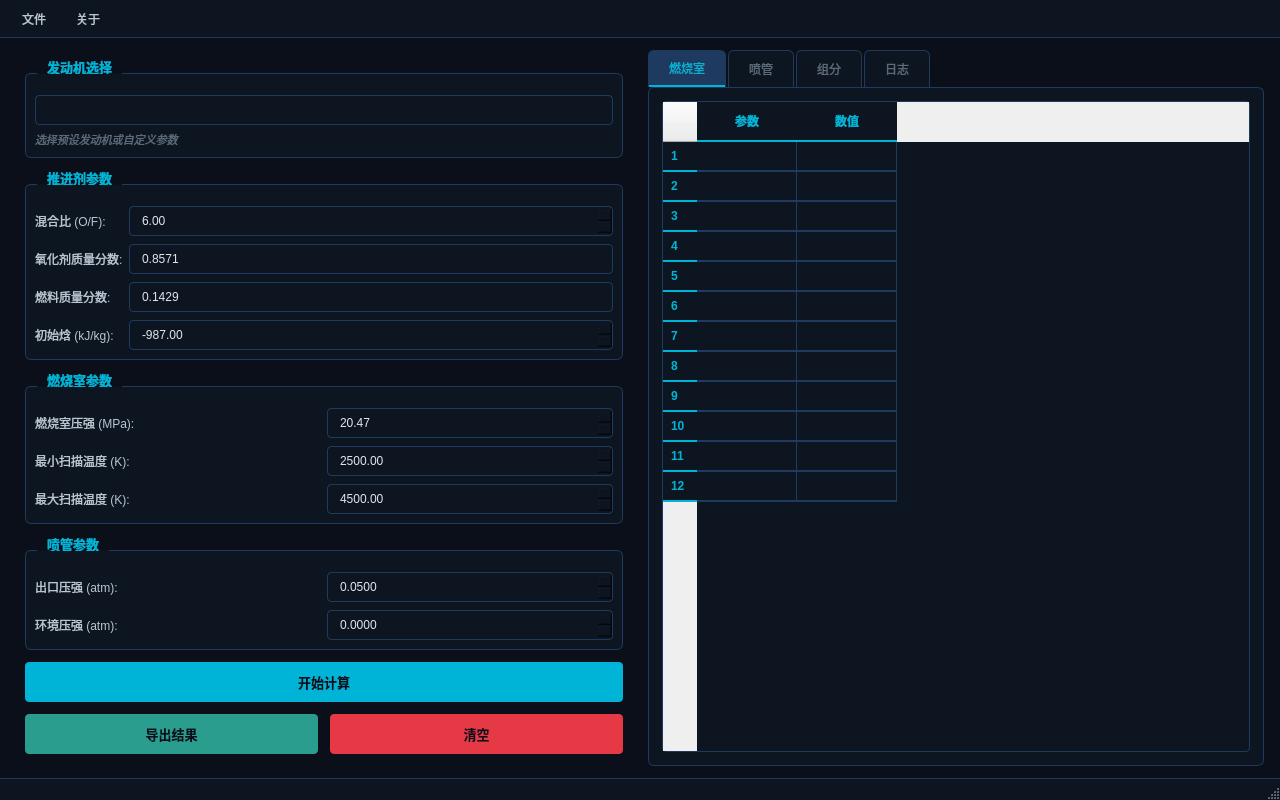
The window that SLS_ThermoCalc/ui/mainwindow.ui (wztxy/Principles-of-Rocket-Engines-Project-2) describes before a commit, drawn with Qt 5.
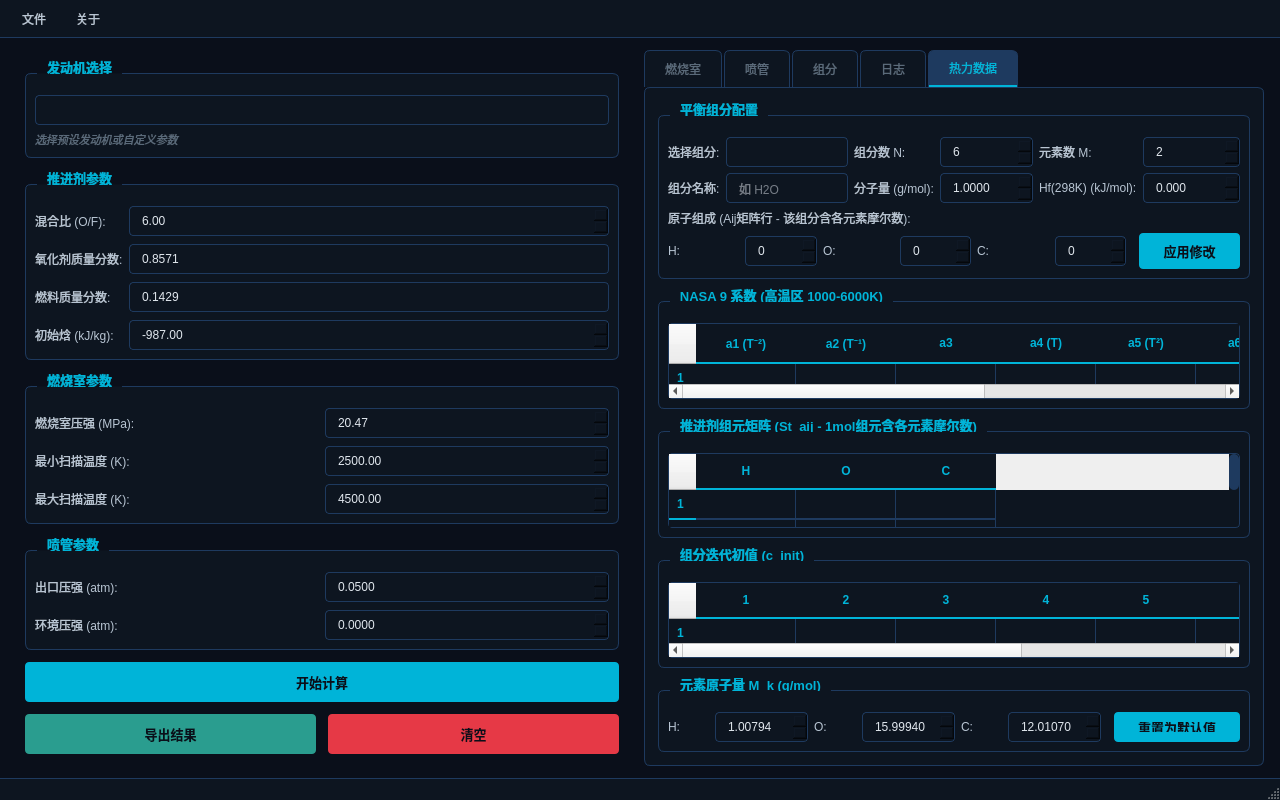
The same window after the commit. The open tabs and pages were chosen to show the change.

Commit message:
feat: 添加热力数据编辑 Tab，支持查看和修改所有热力学参数
- 新增"热力数据"Tab，显示 NASA 9 系数、原子组成矩阵、推进剂矩阵等
- 支持选择组分并编辑其热力参数
- 修复表格编辑时文字被遮挡的样式问题
- 修复按钮高度不足的问题

Patch:
```diff
--- a/SLS_ThermoCalc/ui/mainwindow.ui
+++ b/SLS_ThermoCalc/ui/mainwindow.ui
@@ -115,6 +115,16 @@
 QTableWidget::item:selected {
     background-color: #1e3a5f;
 }
+QTableWidget QLineEdit {
+    background-color: #152535;
+    border: 1px solid #00b4d8;
+    border-radius: 0px;
+    padding: 2px 4px;
+    margin: 0px;
+    color: #ffffff;
+    font-size: 12px;
+    selection-background-color: #00b4d8;
+}
 QHeaderView::section {
     background-color: #0d1520;
     color: #00b4d8;
@@ -657,6 +667,421 @@
         </item>
        </layout>
       </widget>
+      <!-- 热力数据 -->
+      <widget class="QWidget" name="tabThermoData">
+       <attribute name="title">
+        <string>热力数据</string>
+       </attribute>
+       <layout class="QVBoxLayout" name="thermoDataLayout">
+        <property name="spacing">
+         <number>8</number>
+        </property>
+        <!-- 组分选择和基本信息 -->
+        <item>
+         <widget class="QGroupBox" name="groupSpeciesInfo">
+          <property name="title">
+           <string>平衡组分配置</string>
+          </property>
+          <property name="maximumHeight">
+           <number>180</number>
+          </property>
+          <layout class="QGridLayout" name="speciesInfoLayout">
+           <item row="0" column="0">
+            <widget class="QLabel" name="lblSpeciesSelect">
+             <property name="text">
+              <string>选择组分:</string>
+             </property>
+            </widget>
+           </item>
+           <item row="0" column="1">
+            <widget class="QComboBox" name="comboSpeciesSelect">
+             <property name="minimumWidth">
+              <number>150</number>
+             </property>
+            </widget>
+           </item>
+           <item row="0" column="2">
+            <widget class="QLabel" name="lblNumSpecies">
+             <property name="text">
+              <string>组分数 N:</string>
+             </property>
+            </widget>
+           </item>
+           <item row="0" column="3">
+            <widget class="QSpinBox" name="spinNumSpecies">
+             <property name="minimum">
+              <number>1</number>
+             </property>
+             <property name="maximum">
+              <number>20</number>
+             </property>
+             <property name="value">
+              <number>6</number>
+             </property>
+            </widget>
+           </item>
+           <item row="0" column="4">
+            <widget class="QLabel" name="lblNumElements">
+             <property name="text">
+              <string>元素数 M:</string>
+             </property>
+            </widget>
+           </item>
+           <item row="0" column="5">
+            <widget class="QSpinBox" name="spinNumElements">
+             <property name="minimum">
+              <number>1</number>
+             </property>
+             <property name="maximum">
+              <number>10</number>
+             </property>
+             <property name="value">
+              <number>2</number>
+             </property>
+            </widget>
+           </item>
+           <item row="1" column="0">
+            <widget class="QLabel" name="lblSpeciesName">
+             <property name="text">
+              <string>组分名称:</string>
+             </property>
+            </widget>
+           </item>
+           <item row="1" column="1">
+            <widget class="QLineEdit" name="editSpeciesName">
+             <property name="placeholderText">
+              <string>如 H2O</string>
+             </property>
+            </widget>
+           </item>
+           <item row="1" column="2">
+            <widget class="QLabel" name="lblMolWeight">
+             <property name="text">
+              <string>分子量 (g/mol):</string>
+             </property>
+            </widget>
+           </item>
+           <item row="1" column="3">
+            <widget class="QDoubleSpinBox" name="spinMolWeight">
+             <property name="decimals">
+              <number>4</number>
+             </property>
+             <property name="minimum">
+              <double>1.000000</double>
+             </property>
+             <property name="maximum">
+              <double>500.000000</double>
+             </property>
+            </widget>
+           </item>
+           <item row="1" column="4">
+            <widget class="QLabel" name="lblHf298">
+             <property name="text">
+              <string>Hf(298K) (kJ/mol):</string>
+             </property>
+            </widget>
+           </item>
+           <item row="1" column="5">
+            <widget class="QDoubleSpinBox" name="spinHf298">
+             <property name="decimals">
+              <number>3</number>
+             </property>
+             <property name="minimum">
+              <double>-1000.000000</double>
+             </property>
+             <property name="maximum">
+              <double>1000.000000</double>
+             </property>
+            </widget>
+           </item>
+           <item row="2" column="0" colspan="6">
+            <widget class="QLabel" name="lblAtomComposition">
+             <property name="text">
+              <string>原子组成 (Aij矩阵行 - 该组分含各元素摩尔数):</string>
+             </property>
+            </widget>
+           </item>
+           <item row="3" column="0" colspan="6">
+            <layout class="QHBoxLayout" name="atomLayout">
+             <item>
+              <widget class="QLabel" name="lblAtom1">
+               <property name="text">
+                <string>H:</string>
+               </property>
+              </widget>
+             </item>
+             <item>
+              <widget class="QSpinBox" name="spinAtom1">
+               <property name="maximum">
+                <number>20</number>
+               </property>
+              </widget>
+             </item>
+             <item>
+              <widget class="QLabel" name="lblAtom2">
+               <property name="text">
+                <string>O:</string>
+               </property>
+              </widget>
+             </item>
+             <item>
+              <widget class="QSpinBox" name="spinAtom2">
+               <property name="maximum">
+                <number>20</number>
+               </property>
+              </widget>
+             </item>
+             <item>
+              <widget class="QLabel" name="lblAtom3">
+               <property name="text">
+                <string>C:</string>
+               </property>
+              </widget>
+             </item>
+             <item>
+              <widget class="QSpinBox" name="spinAtom3">
+               <property name="maximum">
+                <number>20</number>
+               </property>
+              </widget>
+             </item>
+             <item>
+              <spacer name="atomSpacer">
+               <property name="orientation">
+                <enum>Qt::Horizontal</enum>
+               </property>
+              </spacer>
+             </item>
+             <item>
+              <widget class="QPushButton" name="btnApplySpecies">
+               <property name="text">
+                <string>应用修改</string>
+               </property>
+               <property name="minimumSize">
+                <size>
+                 <width>80</width>
+                 <height>36</height>
+                </size>
+               </property>
+              </widget>
+             </item>
+            </layout>
+           </item>
+          </layout>
+         </widget>
+        </item>
+        <!-- NASA 9系数表 -->
+        <item>
+         <widget class="QGroupBox" name="groupNasa9">
+          <property name="title">
+           <string>NASA 9 系数 (高温区 1000-6000K)</string>
+          </property>
+          <layout class="QVBoxLayout" name="nasa9Layout">
+           <item>
+            <widget class="QTableWidget" name="tableNasa9">
+             <property name="columnCount">
+              <number>9</number>
+             </property>
+             <property name="rowCount">
+              <number>1</number>
+             </property>
+             <property name="maximumHeight">
+              <number>90</number>
+             </property>
+             <column>
+              <property name="text">
+               <string>a1 (T⁻²)</string>
+              </property>
+             </column>
+             <column>
+              <property name="text">
+               <string>a2 (T⁻¹)</string>
+              </property>
+             </column>
+             <column>
+              <property name="text">
+               <string>a3</string>
+              </property>
+             </column>
+             <column>
+              <property name="text">
+               <string>a4 (T)</string>
+              </property>
+             </column>
+             <column>
+              <property name="text">
+               <string>a5 (T²)</string>
+              </property>
+             </column>
+             <column>
+              <property name="text">
+               <string>a6 (T³)</string>
+              </property>
+             </column>
+             <column>
+              <property name="text">
+               <string>a7 (T⁴)</string>
+              </property>
+             </column>
+             <column>
+              <property name="text">
+               <string>b1 (H积分)</string>
+              </property>
+             </column>
+             <column>
+              <property name="text">
+               <string>b2 (S积分)</string>
+              </property>
+             </column>
+            </widget>
+           </item>
+          </layout>
+         </widget>
+        </item>
+        <!-- 推进剂矩阵 -->
+        <item>
+         <widget class="QGroupBox" name="groupPropMatrix">
+          <property name="title">
+           <string>推进剂组元矩阵 (St_aij - 1mol组元含各元素摩尔数)</string>
+          </property>
+          <layout class="QVBoxLayout" name="propMatrixLayout">
+           <item>
+            <widget class="QTableWidget" name="tablePropMatrix">
+             <property name="columnCount">
+              <number>3</number>
+             </property>
+             <property name="rowCount">
+              <number>2</number>
+             </property>
+             <property name="maximumHeight">
+              <number>100</number>
+             </property>
+             <column>
+              <property name="text">
+               <string>H</string>
+              </property>
+             </column>
+             <column>
+              <property name="text">
+               <string>O</string>
+              </property>
+             </column>
+             <column>
+              <property name="text">
+               <string>C</string>
+              </property>
+             </column>
+            </widget>
+           </item>
+          </layout>
+         </widget>
+        </item>
+        <!-- 迭代初值 -->
+        <item>
+         <widget class="QGroupBox" name="groupInitialGuess">
+          <property name="title">
+           <string>组分迭代初值 (c_init)</string>
+          </property>
+          <layout class="QVBoxLayout" name="initGuessLayout">
+           <item>
+            <widget class="QTableWidget" name="tableInitialGuess">
+             <property name="columnCount">
+              <number>8</number>
+             </property>
+             <property name="rowCount">
+              <number>1</number>
+             </property>
+             <property name="maximumHeight">
+              <number>70</number>
+             </property>
+            </widget>
+           </item>
+          </layout>
+         </widget>
+        </item>
+        <!-- 元素原子量 -->
+        <item>
+         <widget class="QGroupBox" name="groupElementWeights">
+          <property name="title">
+           <string>元素原子量 M_k (g/mol)</string>
+          </property>
+          <layout class="QHBoxLayout" name="elemWeightLayout">
+           <item>
+            <widget class="QLabel" name="lblElemH">
+             <property name="text">
+              <string>H:</string>
+             </property>
+            </widget>
+           </item>
+           <item>
+            <widget class="QDoubleSpinBox" name="spinElemH">
+             <property name="decimals">
+              <number>5</number>
+             </property>
+             <property name="value">
+              <double>1.00794</double>
+             </property>
+            </widget>
+           </item>
+           <item>
+            <widget class="QLabel" name="lblElemO">
+             <property name="text">
+              <string>O:</string>
+             </property>
+            </widget>
+           </item>
+           <item>
+            <widget class="QDoubleSpinBox" name="spinElemO">
+             <property name="decimals">
+              <number>5</number>
+             </property>
+             <property name="value">
+              <double>15.99940</double>
+             </property>
+            </widget>
+           </item>
+           <item>
+            <widget class="QLabel" name="lblElemC">
+             <property name="text">
+              <string>C:</string>
+             </property>
+            </widget>
+           </item>
+           <item>
+            <widget class="QDoubleSpinBox" name="spinElemC">
+             <property name="decimals">
+              <number>5</number>
+             </property>
+             <property name="value">
+              <double>12.01070</double>
+             </property>
+            </widget>
+           </item>
+           <item>
+            <spacer name="elemSpacer">
+             <property name="orientation">
+              <enum>Qt::Horizontal</enum>
+             </property>
+            </spacer>
+           </item>
+           <item>
+            <widget class="QPushButton" name="btnResetThermoData">
+             <property name="text">
+              <string>重置为默认值</string>
+             </property>
+             <property name="minimumSize">
+              <size>
+               <width>100</width>
+               <height>28</height>
+              </size>
+             </property>
+            </widget>
+           </item>
+          </layout>
+         </widget>
+        </item>
+       </layout>
+      </widget>
      </widget>
     </item>
    </layout>
```
The commit also changes 2 other files.
